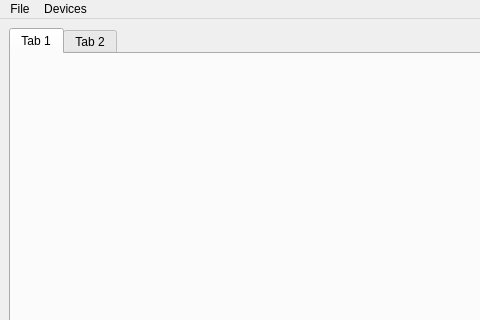
First picture: the form in guiView/camera.ui, repository ENGN2912B-2018/GPU-B, before the edit; both pictures show x 0 to 480 and y 0 to 320 of the 1075 by 752 pixel window.
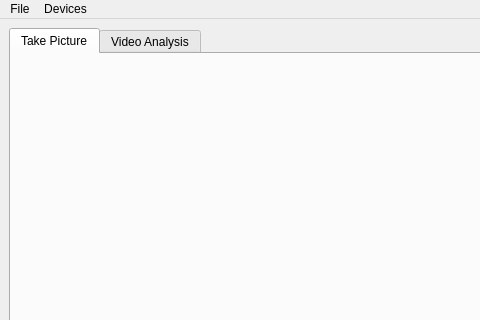
Second picture: the form after the edit. The open tabs and pages were chosen to show the change. Icons and pictures are not drawn. Custom widgets are drawn as their Qt base class.

The edit to the form file:
```diff
--- a/guiView/camera.ui
+++ b/guiView/camera.ui
@@ -22,7 +22,7 @@
       </property>
       <widget class="QWidget" name="tab_3">
        <attribute name="title">
-        <string>Tab 1</string>
+        <string>Take Picture</string>
        </attribute>
        <widget class="QStackedWidget" name="stackedWidget">
         <property name="geometry">
@@ -274,7 +274,7 @@
       </widget>
       <widget class="QWidget" name="tab_4">
        <attribute name="title">
-        <string>Tab 2</string>
+        <string>Video Analysis</string>
        </attribute>
       </widget>
      </widget>
```
Left out of the diff: 2 changed lines with no effect on the pictures.
